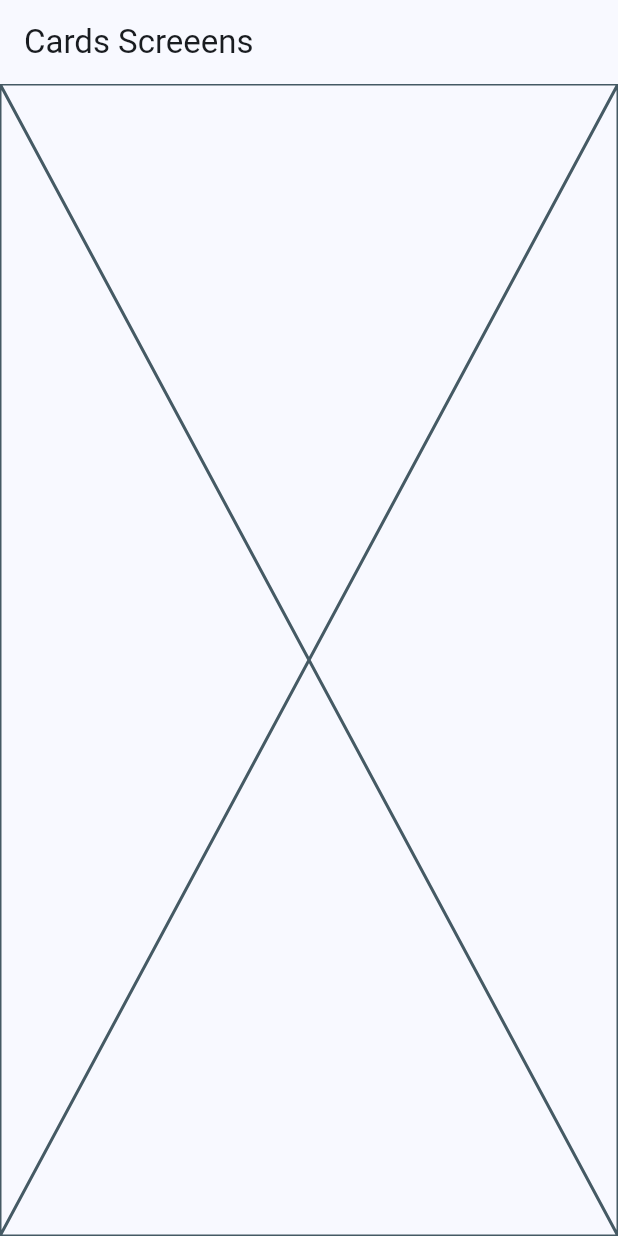
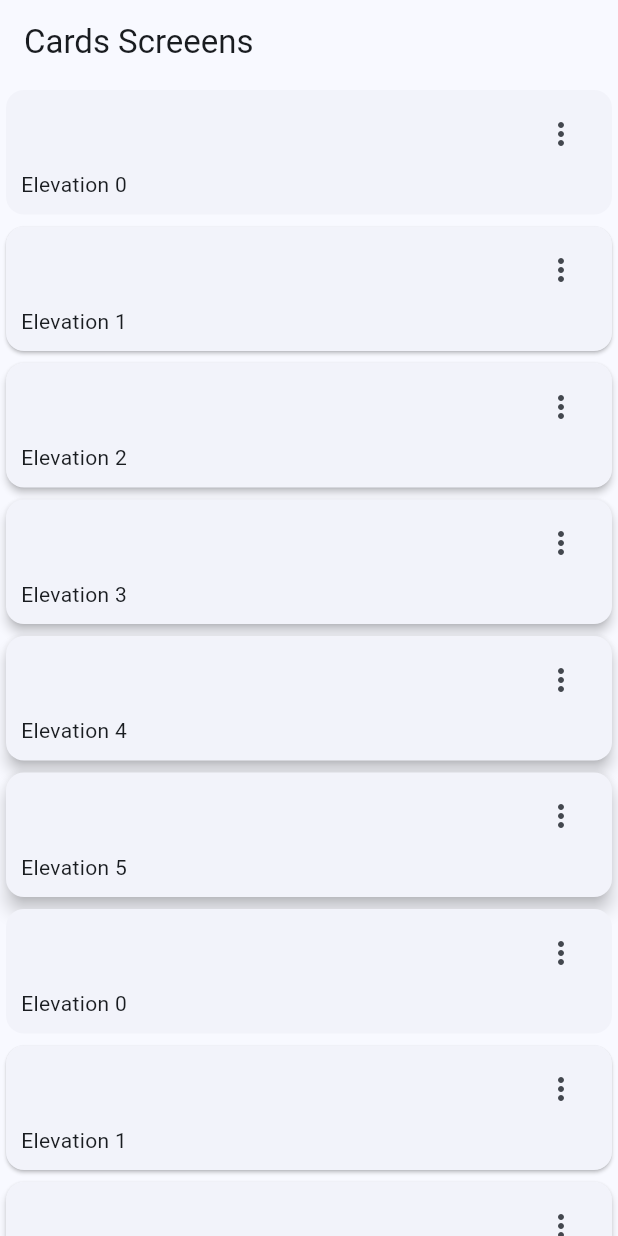
Before and after one commit to hasprilla/widgets_app, a Flutter app: the CardsScreen screen opened by its route, on a phone screen of 412 x 824 dp. Run offline on Flutter 3.47's test engine with Material 2 defaults, Android fonts, the phone set to English and light mode, and no system bars; our stand-ins replace go_router.

Commit message:
Primera tarjeta

```diff
--- a/lib/presentation/screens/cards/cards_screen.dart
+++ b/lib/presentation/screens/cards/cards_screen.dart
@@ -1,4 +1,14 @@
+// ignore_for_file: public_member_api_docs, sort_constructors_first
 import 'package:flutter/material.dart';
+
+const cards = <Map<String, dynamic>>[
+  {'elevation': 0.0, 'label': 'Elevation 0'},
+  {'elevation': 1.0, 'label': 'Elevation 1'},
+  {'elevation': 2.0, 'label': 'Elevation 2'},
+  {'elevation': 3.0, 'label': 'Elevation 3'},
+  {'elevation': 4.0, 'label': 'Elevation 4'},
+  {'elevation': 5.0, 'label': 'Elevation 5'},
+];
 
 class CardsScreen extends StatelessWidget {
   static const String name = 'cards_screen';
@@ -11,7 +21,67 @@ class CardsScreen extends StatelessWidget {
       appBar: AppBar(
         title: const Text('Cards Screeens'),
       ),
-      body: const Placeholder(),
+      body: _CardsView(),
     );
   }
 }
+
+class _CardsView extends StatelessWidget {
+  @override
+  Widget build(BuildContext context) {
+    return SingleChildScrollView(
+      child: Column(
+        children: [
+          ...cards.map(
+            (card) => _CardType1(
+              label: card['label'],
+              elevation: card['elevation'],
+            ),
+          ),
+          ...cards.map(
+            (card) => _CardType1(
+              label: card['label'],
+              elevation: card['elevation'],
+            ),
+          ),
+        ],
+      ),
+    );
+  }
+}
+
+class _CardType1 extends StatelessWidget {
+  final String label;
+  final double elevation;
+
+  const _CardType1({
+    Key? key,
+    required this.label,
+    required this.elevation,
+  }) : super(key: key);
+
+  @override
+  Widget build(BuildContext context) {
+    return Card(
+      elevation: elevation,
+      child: Padding(
+        padding: const EdgeInsets.fromLTRB(10, 5, 10, 10),
+        child: Column(
+          children: [
+            Align(
+              alignment: Alignment.topRight,
+              child: IconButton(
+                onPressed: () {},
+                icon: const Icon(Icons.more_vert),
+              ),
+            ),
+            Align(
+              alignment: Alignment.bottomLeft,
+              child: Text(label),
+            ),
+          ],
+        ),
+      ),
+    );
+  }
+}
```
